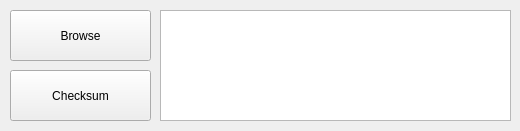
Old version of the form FileUtils/fileutilsqt/qtiface.ui in the repository KentJames/File-Utils.
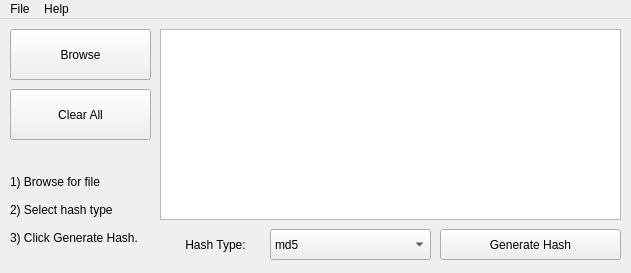
New version of the form.

Commit message: Changed UI layout, and added some new logic.

The edit to the form file:
```diff
--- a/FileUtils/fileutilsqt/qtiface.ui
+++ b/FileUtils/fileutilsqt/qtiface.ui
@@ -6,8 +6,8 @@
    <rect>
     <x>0</x>
     <y>0</y>
-    <width>520</width>
-    <height>131</height>
+    <width>631</width>
+    <height>273</height>
    </rect>
   </property>
   <property name="sizePolicy">
@@ -18,14 +18,14 @@
   </property>
   <property name="minimumSize">
    <size>
-    <width>520</width>
-    <height>131</height>
+    <width>631</width>
+    <height>273</height>
    </size>
   </property>
   <property name="maximumSize">
    <size>
-    <width>520</width>
-    <height>131</height>
+    <width>631</width>
+    <height>273</height>
    </size>
   </property>
   <property name="mouseTracking">
@@ -51,14 +51,14 @@
    <widget class="QPushButton" name="checksumactivate">
     <property name="geometry">
      <rect>
-      <x>10</x>
-      <y>70</y>
-      <width>141</width>
-      <height>51</height>
+      <x>440</x>
+      <y>210</y>
+      <width>181</width>
+      <height>31</height>
      </rect>
     </property>
     <property name="text">
-     <string>Checksum</string>
+     <string>Generate Hash</string>
     </property>
    </widget>
    <widget class="QTextEdit" name="textEdit">
@@ -66,16 +66,133 @@
      <rect>
       <x>160</x>
       <y>10</y>
-      <width>351</width>
-      <height>111</height>
+      <width>461</width>
+      <height>191</height>
      </rect>
     </property>
     <property name="readOnly">
      <bool>true</bool>
     </property>
    </widget>
+   <widget class="QComboBox" name="checksumtypeselection">
+    <property name="geometry">
+     <rect>
+      <x>270</x>
+      <y>210</y>
+      <width>161</width>
+      <height>31</height>
+     </rect>
+    </property>
+    <item>
+     <property name="text">
+      <string>md5</string>
+     </property>
+    </item>
+    <item>
+     <property name="text">
+      <string>sha1</string>
+     </property>
+    </item>
+    <item>
+     <property name="text">
+      <string>sha224</string>
+     </property>
+    </item>
+    <item>
+     <property name="text">
+      <string>sha256</string>
+     </property>
+    </item>
+    <item>
+     <property name="text">
+      <string>sha384</string>
+     </property>
+    </item>
+    <item>
+     <property name="text">
+      <string>sha512</string>
+     </property>
+    </item>
+   </widget>
+   <widget class="QLabel" name="label">
+    <property name="geometry">
+     <rect>
+      <x>170</x>
+      <y>210</y>
+      <width>91</width>
+      <height>31</height>
+     </rect>
+    </property>
+    <property name="text">
+     <string>Hash Type:</string>
+    </property>
+    <property name="alignment">
+     <set>Qt::AlignCenter</set>
+    </property>
+   </widget>
+   <widget class="QPushButton" name="cleartextboxbutton">
+    <property name="geometry">
+     <rect>
+      <x>10</x>
+      <y>70</y>
+      <width>141</width>
+      <height>51</height>
+     </rect>
+    </property>
+    <property name="text">
+     <string>Clear All</string>
+    </property>
+   </widget>
+   <widget class="QLabel" name="label_2">
+    <property name="geometry">
+     <rect>
+      <x>10</x>
+      <y>130</y>
+      <width>131</width>
+      <height>121</height>
+     </rect>
+    </property>
+    <property name="text">
+     <string>1) Browse for file
+
+2) Select hash type
+
+3) Click Generate Hash.</string>
+    </property>
+    <property name="wordWrap">
+     <bool>true</bool>
+    </property>
+   </widget>
   </widget>
-  <action name="actionQuit">
+  <widget class="QMenuBar" name="menuBar">
+   <property name="geometry">
+    <rect>
+     <x>0</x>
+     <y>0</y>
+     <width>631</width>
+     <height>25</height>
+    </rect>
+   </property>
+   <widget class="QMenu" name="menuFile">
+    <property name="title">
+     <string>File</string>
+    </property>
+    <addaction name="actionSave_hash_as"/>
+    <addaction name="separator"/>
+    <addaction name="actionQuit_3"/>
+   </widget>
+   <widget class="QMenu" name="menuHelp">
+    <property name="title">
+     <string>Help</string>
+    </property>
+    <addaction name="actionHelp"/>
+    <addaction name="separator"/>
+    <addaction name="actionAbout"/>
+   </widget>
+   <addaction name="menuFile"/>
+   <addaction name="menuHelp"/>
+  </widget>
+  <action name="actionSave_hash_as">
    <property name="text">
     <string>Quit</string>
    </property>
```
Left out of the diff: 14 changed lines with no effect on the pictures. The commit also changes 4 other files.
